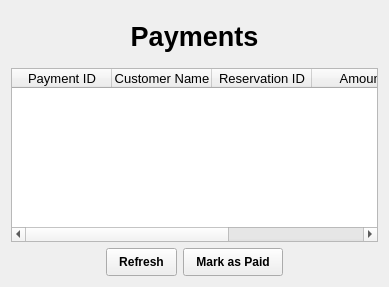
First picture: the form in payments.ui, repository WeWeBunnyX/HotelReservationSQL_Application, before the edit.
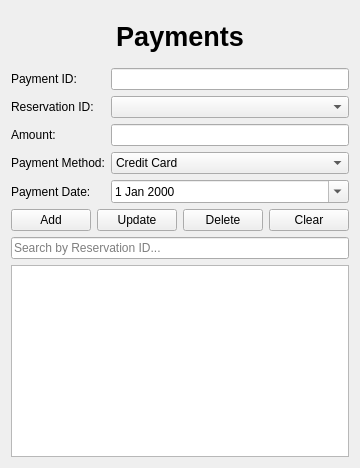
Second picture: the form after the edit.

Patch:
```diff
--- a/payments.ui
+++ b/payments.ui
@@ -2,14 +2,6 @@
 <ui version="4.0">
  <class>PaymentsModule</class>
  <widget class="QWidget" name="PaymentsModule">
-  <property name="geometry">
-   <rect>
-    <x>0</x>
-    <y>0</y>
-    <width>389</width>
-    <height>287</height>
-   </rect>
-  </property>
   <property name="windowTitle">
    <string>Payments Module</string>
   </property>
@@ -25,108 +17,105 @@
      <property name="alignment">
       <set>Qt::AlignmentFlag::AlignCenter</set>
      </property>
-    </widget>
-   </item>
-   <item>
-    <widget class="QTableWidget" name="tablePayments">
      <property name="styleSheet">
-      <string notr="true">font-size: 10pt;</string>
+      <string notr="true">font-size: 20pt; font-weight: bold; padding: 10px;</string>
      </property>
-     <property name="editTriggers">
-      <set>QAbstractItemView::EditTrigger::NoEditTriggers</set>
-     </property>
-     <property name="alternatingRowColors">
-      <bool>true</bool>
-     </property>
-     <property name="selectionBehavior">
-      <enum>QAbstractItemView::SelectionBehavior::SelectRows</enum>
-     </property>
-     <property name="rowCount">
-      <number>0</number>
-     </property>
-     <property name="columnCount">
-      <number>5</number>
-     </property>
-     <attribute name="horizontalHeaderStretchLastSection">
-      <bool>true</bool>
-     </attribute>
-     <column>
-      <property name="text">
-       <string>Payment ID</string>
-      </property>
-     </column>
-     <column>
-      <property name="text">
-       <string>Customer Name</string>
-      </property>
-     </column>
-     <column>
-      <property name="text">
-       <string>Reservation ID</string>
-      </property>
-     </column>
-     <column>
-      <property name="text">
-       <string>Amount</string>
-      </property>
-     </column>
-     <column>
-      <property name="text">
-       <string>Status</string>
-      </property>
-     </column>
     </widget>
    </item>
+
+   <item>
+    <layout class="QFormLayout" name="formLayout">
+     <item row="0" column="0">
+      <widget class="QLabel" name="labelPaymentID">
+       <property name="text">
+        <string>Payment ID:</string>
+       </property>
+      </widget>
+     </item>
+     <item row="0" column="1">
+      <widget class="QLineEdit" name="lineEditPaymentID">
+       <property name="readOnly">
+        <bool>true</bool>
+       </property>
+      </widget>
+     </item>
+
+     <item row="1" column="0">
+      <widget class="QLabel" name="labelReservationID">
+       <property name="text">
+        <string>Reservation ID:</string>
+       </property>
+      </widget>
+     </item>
+     <item row="1" column="1">
+      <widget class="QComboBox" name="comboBoxReservationID"/>
+     </item>
+
+     <item row="2" column="0">
+      <widget class="QLabel" name="labelAmount">
+       <property name="text">
+        <string>Amount:</string>
+       </property>
+      </widget>
+     </item>
+     <item row="2" column="1">
+      <widget class="QLineEdit" name="lineEditAmount"/>
+     </item>
+
+     <item row="3" column="0">
+      <widget class="QLabel" name="labelMethod">
+       <property name="text">
+        <string>Payment Method:</string>
+       </property>
+      </widget>
+     </item>
+     <item row="3" column="1">
+      <widget class="QComboBox" name="comboBoxPaymentMethod">
+       <item><property name="text"><string>Credit Card</string></property></item>
+       <item><property name="text"><string>Debit Card</string></property></item>
+       <item><property name="text"><string>Cash</string></property></item>
+       <item><property name="text"><string>Online</string></property></item>
+      </widget>
+     </item>
+
+     <item row="4" column="0">
+      <widget class="QLabel" name="labelDate">
+       <property name="text">
+        <string>Payment Date:</string>
+       </property>
+      </widget>
+     </item>
+     <item row="4" column="1">
+      <widget class="QDateEdit" name="dateEditPaymentDate">
+       <property name="calendarPopup">
+        <bool>true</bool>
+       </property>
+      </widget>
+     </item>
+    </layout>
+   </item>
+
    <item>
     <layout class="QHBoxLayout" name="buttonLayout">
-     <item>
-      <spacer name="spacerLeft">
-       <property name="orientation">
-        <enum>Qt::Orientation::Horizontal</enum>
-       </property>
-       <property name="sizeHint" stdset="0">
-        <size>
-         <width>40</width>
-         <height>20</height>
-        </size>
-       </property>
-      </spacer>
-     </item>
-     <item>
-      <widget class="QPushButton" name="refreshButton">
-       <property name="styleSheet">
-        <string notr="true">padding: 6px 12px; font-weight: bold;</string>
-       </property>
-       <property name="text">
-        <string>Refresh</string>
-       </property>
-      </widget>
-     </item>
-     <item>
-      <widget class="QPushButton" name="markPaidButton">
-       <property name="styleSheet">
-        <string notr="true">padding: 6px 12px; font-weight: bold;</string>
-       </property>
-       <property name="text">
-        <string>Mark as Paid</string>
-       </property>
-      </widget>
-     </item>
-     <item>
-      <spacer name="spacerRight">
-       <property name="orientation">
-        <enum>Qt::Orientation::Horizontal</enum>
-       </property>
-       <property name="sizeHint" stdset="0">
-        <size>
-         <width>40</width>
-         <height>20</height>
-        </size>
-       </property>
-      </spacer>
-     </item>
+     <item><widget class="QPushButton" name="buttonAdd"><property name="text"><string>Add</string></property></widget></item>
+     <item><widget class="QPushButton" name="buttonUpdate"><property name="text"><string>Update</string></property></widget></item>
+     <item><widget class="QPushButton" name="buttonDelete"><property name="text"><string>Delete</string></property></widget></item>
+     <item><widget class="QPushButton" name="buttonClear"><property name="text"><string>Clear</string></property></widget></item>
     </layout>
    </item>
+
+   <item>
+    <widget class="QLineEdit" name="lineEditSearch">
+     <property name="placeholderText">
+      <string>Search by Reservation ID...</string>
+     </property>
+    </widget>
+   </item>
+
+   <item>
+    <widget class="QTableWidget" name="tablePayments"/>
+   </item>
+
   </layout>
  </widget>
  <resources/>
```
Left out of the diff: 6 changed lines with no effect on the pictures.
